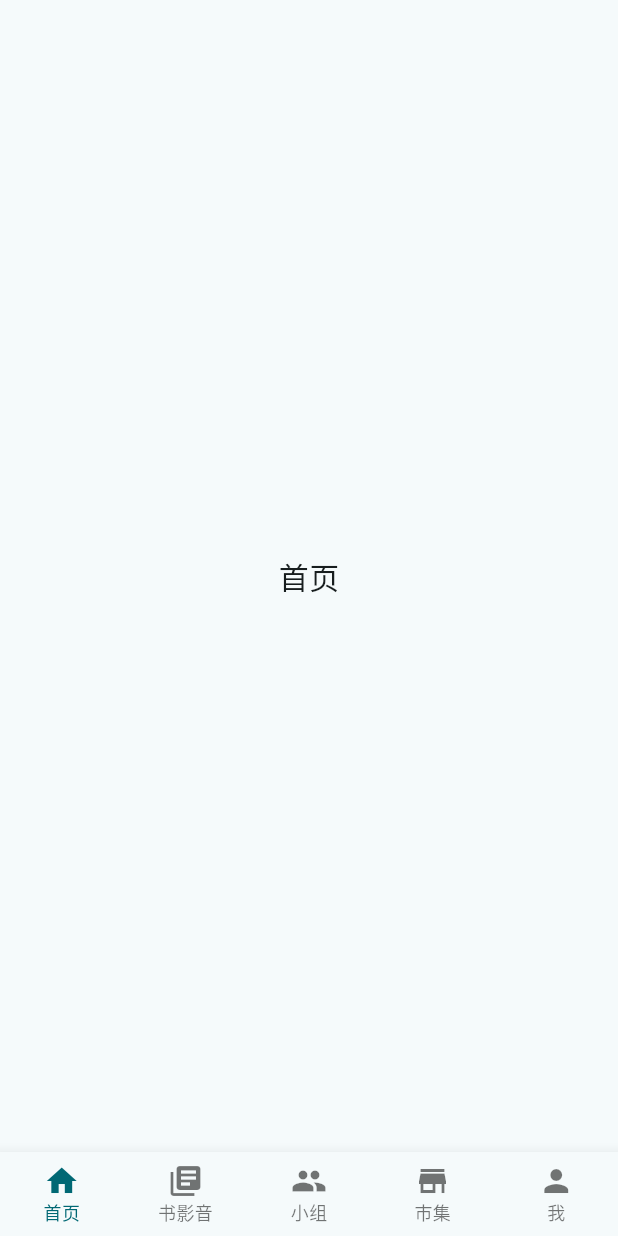
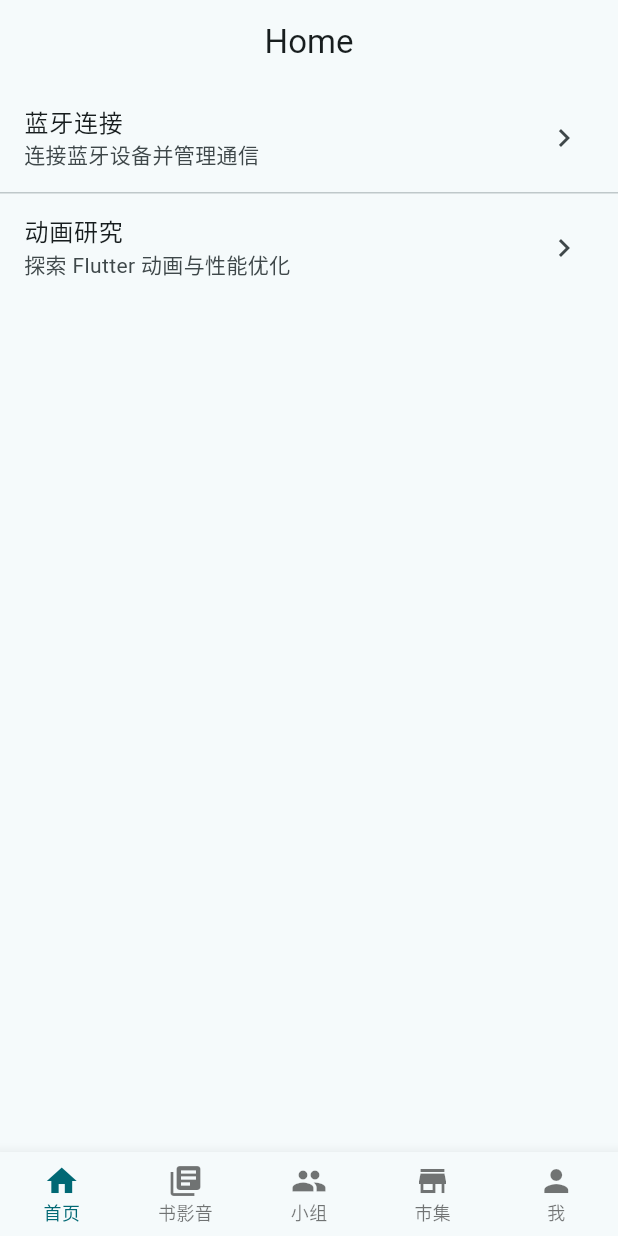
Before and after one commit to 954091754/flutter, a Flutter app: the screen it shows after launch, on a phone screen of 412 x 824 dp. Run offline on Flutter 3.47's test engine with Material 3 defaults, Android fonts, the phone set to English and light mode, and no system bars.

```diff
--- /dev/null
+++ b/lib/pages/home/HomePage.dart
@@ -0,0 +1,54 @@
+import 'package:flutter/cupertino.dart';
+import 'package:flutter/material.dart';
+import 'BluetoothPage.dart';
+import 'AnimationPage.dart';
+import 'DetailPage.dart';
+
+class HomePage extends StatelessWidget {
+  const HomePage({super.key});
+
+  static const List<Map<String, String>> _items = [
+    {"title": "蓝牙连接", "subtitle": "连接蓝牙设备并管理通信"},
+    {"title": "动画研究", "subtitle": "探索 Flutter 动画与性能优化"},
+  ];
+
+  @override
+  Widget build(BuildContext context) {
+    return Scaffold(
+      appBar: AppBar(
+        title: const Text('Home'),
+        centerTitle: true,
+      ),
+      body: ListView.separated(
+        itemCount: _items.length,
+        separatorBuilder: (context, index) => const Divider(height: 1),
+        itemBuilder: (context, index) {
+          final item = _items[index];
+          return ListTile(
+            title: Text(item['title'] ?? ''),
+            subtitle: Text(item['subtitle'] ?? ''),
+            trailing: const Icon(Icons.chevron_right),
+            onTap: () {
+              final title = item['title'] ?? '';
+              if (title == '蓝牙连接') {
+                Navigator.of(context).push(CupertinoPageRoute(
+                  builder: (context) => const BluetoothPage(),
+                ));
+              } else if (title == '动画研究') {
+                Navigator.of(context).push(CupertinoPageRoute(
+                  builder: (context) => const AnimationPage(),
+                ));
+              } else {
+                Navigator.of(context).push(CupertinoPageRoute(
+                  builder: (context) => DetailPage(
+                    title: title.isNotEmpty ? title : 'Detail',
+                  ),
+                ));
+              }
+            },
+          );
+        },
+      ),
+    );
+  }
+}
--- a/lib/pages/root/root_page.dart
+++ b/lib/pages/root/root_page.dart
@@ -1,4 +1,5 @@
 import 'package:flutter/material.dart';
+import 'package:galaxy/pages/home/HomePage.dart';
 import '../media/media_page.dart';
 
 class RootPage extends StatefulWidget {
@@ -12,7 +13,7 @@ class _RootPageState extends State<RootPage> {
   int _currentIndex = 0;
 
   final List<Widget> _pages = [
-    const Center(child: Text('首页', style: TextStyle(fontSize: 20))),
+    const HomePage(),
     const MediaPage(),
     const Center(child: Text('小组', style: TextStyle(fontSize: 20))),
     const Center(child: Text('市集', style: TextStyle(fontSize: 20))),
```
Also changed, not shown: lib/pages/home/AnimationPage.dart (added, +91 -0 lines), lib/pages/home/BluetoothPage.dart (added, +26 -0 lines).
